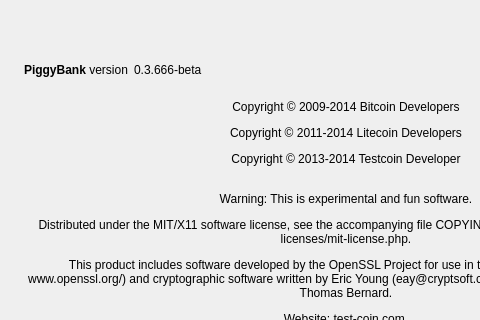
First picture: the form in src/qt/forms/aboutdialog.ui, repository topdzek/testcoin, before the edit; both pictures show x 0 to 480 and y 0 to 320 of the 679 by 414 pixel window.
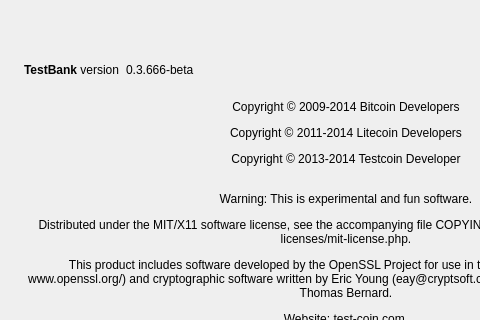
Second picture: the form after the edit. Icons and pictures are not drawn.

What changed in the file:
```diff
--- a/src/qt/forms/aboutdialog.ui
+++ b/src/qt/forms/aboutdialog.ui
@@ -50,7 +50,7 @@
           <cursorShape>IBeamCursor</cursorShape>
          </property>
          <property name="text">
-          <string>&lt;html&gt;&lt;head/&gt;&lt;body&gt;&lt;p&gt;&lt;span style=&quot; font-weight:600;&quot;&gt;PiggyBank&lt;/span&gt; version&lt;/p&gt;&lt;/body&gt;&lt;/html&gt;</string>
+          <string>&lt;html&gt;&lt;head/&gt;&lt;body&gt;&lt;p&gt;&lt;span style=&quot; font-weight:600;&quot;&gt;TestBank&lt;/span&gt; version&lt;/p&gt;&lt;/body&gt;&lt;/html&gt;</string>
          </property>
          <property name="textInteractionFlags">
           <set>Qt::LinksAccessibleByMouse|Qt::TextSelectableByKeyboard|Qt::TextSelectableByMouse</set>
```
